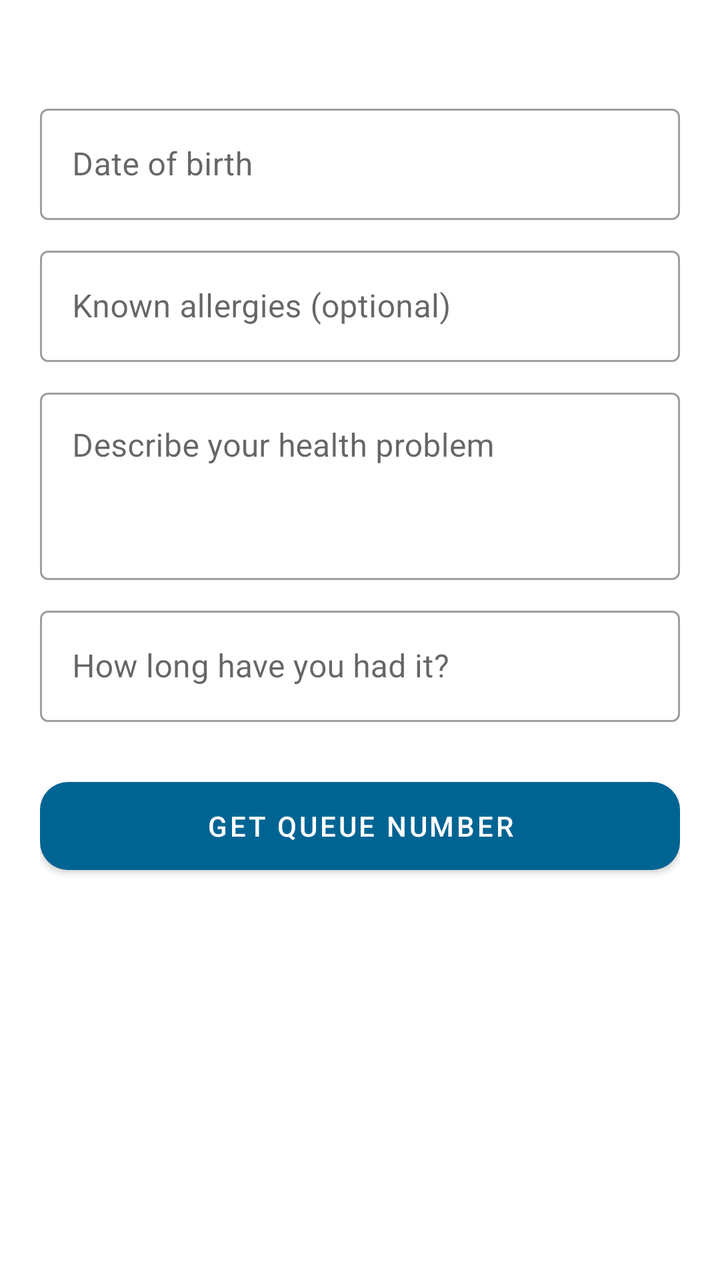
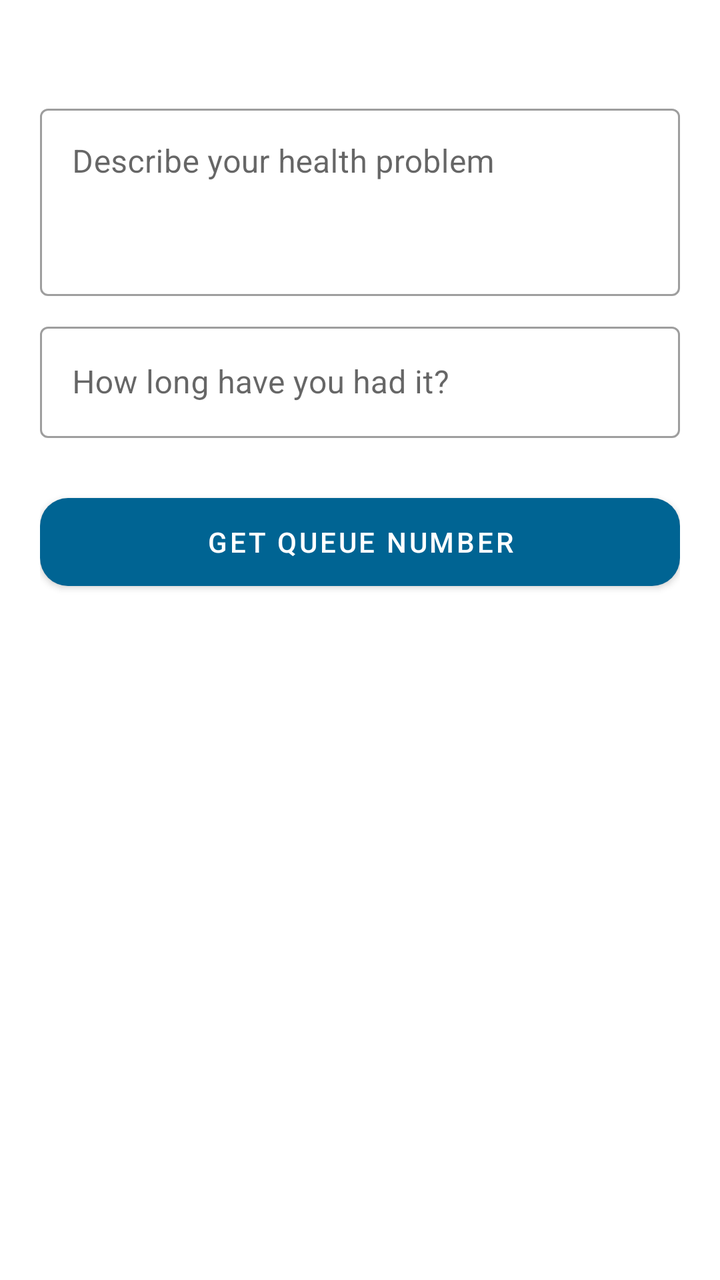

An Android layout rendered at two revisions. The XML below is the earlier revision; the diff shows what the commit changed to produce the second picture.
<!-- AndroidManifest.xml: application theme Theme.CliniQ -->
<!-- res/layout/activity_form.xml -->
<?xml version="1.0" encoding="utf-8"?>
<ScrollView xmlns:android="http://schemas.android.com/apk/res/android"
    android:layout_width="match_parent"
    android:layout_height="match_parent"
    android:fillViewport="true">

    <LinearLayout
        android:layout_width="match_parent"
        android:layout_height="wrap_content"
        android:orientation="vertical"
        android:padding="20dp">

        <TextView
            android:id="@+id/tvDoctor"
            android:layout_width="wrap_content"
            android:layout_height="wrap_content"
            android:textColor="@color/teal_dark"
            android:textStyle="bold" />

        <com.google.android.material.textfield.TextInputLayout
            style="@style/Field"
            android:hint="Date of birth">

            <com.google.android.material.textfield.TextInputEditText
                android:id="@+id/etDob"
                android:layout_width="match_parent"
                android:layout_height="wrap_content"
                android:clickable="true"
                android:cursorVisible="false"
                android:focusable="false"
                android:inputType="none" />
        </com.google.android.material.textfield.TextInputLayout>

        <com.google.android.material.textfield.TextInputLayout
            style="@style/Field"
            android:hint="Known allergies (optional)">

            <com.google.android.material.textfield.TextInputEditText
                android:id="@+id/etAllergies"
                android:layout_width="match_parent"
                android:layout_height="wrap_content"
                android:inputType="text" />
        </com.google.android.material.textfield.TextInputLayout>

        <com.google.android.material.textfield.TextInputLayout
            style="@style/Field"
            android:hint="Describe your health problem">

            <com.google.android.material.textfield.TextInputEditText
                android:id="@+id/etSymptoms"
                android:layout_width="match_parent"
                android:layout_height="wrap_content"
                android:gravity="top"
                android:inputType="textMultiLine"
                android:minLines="3" />
        </com.google.android.material.textfield.TextInputLayout>

        <com.google.android.material.textfield.TextInputLayout
            style="@style/Field"
            android:hint="How long have you had it?">

            <com.google.android.material.textfield.TextInputEditText
                android:id="@+id/etDuration"
                android:layout_width="match_parent"
                android:layout_height="wrap_content"
                android:inputType="text" />
        </com.google.android.material.textfield.TextInputLayout>

        <Button
            android:id="@+id/btnSubmit"
            style="@style/BigButton"
            android:layout_marginTop="24dp"
            android:text="Get queue number" />
    </LinearLayout>
</ScrollView>
<!-- resources referenced by this layout -->
<resources>
  <color name="teal_dark">#004B70</color>
  <style name="BigButton" parent="Widget.MaterialComponents.Button">
  
          <item name="android:layout_width">match_parent</item>
          <item name="android:layout_height">56dp</item>
          <item name="android:layout_marginTop">8dp</item>
          <item name="cornerRadius">14dp</item>
  
      </style>
  <style name="Field" parent="Widget.MaterialComponents.TextInputLayout.OutlinedBox">
  
          <item name="android:layout_width">match_parent</item>
          <item name="android:layout_height">wrap_content</item>
          <item name="android:layout_marginTop">10dp</item>
          <item name="cursorColor">@color/teal</item>
          <item name="cursorErrorColor">@color/teal</item>
  
      </style>
  <style name="Theme.CliniQ" parent="Theme.MaterialComponents.Light.DarkActionBar">
  
          <item name="colorPrimary">@color/teal</item>
          <item name="colorPrimaryVariant">@color/teal_dark</item>
          <item name="colorOnPrimary">@color/white</item>
  
          <item name="colorSecondary">@color/scrub_blue</item>
          <item name="colorOnSecondary">@color/white</item>
  
          
          <item name="colorControlActivated">@color/teal</item>
  
          
          <item name="android:windowBackground">@color/bg</item>
  
          
          <item name="actionBarStyle">@style/Widget.CliniQ.ActionBar</item>
          <item name="actionBarTheme">@style/ThemeOverlay.CliniQ.ActionBar</item>
  
          
          <item name="android:statusBarColor">@color/bg</item>
          <item name="android:windowLightStatusBar">true</item>
  
          
          <item name="android:navigationBarColor">@color/bg</item>
  
      </style>
  <color name="teal">#006493</color>
  <color name="white">#FFFFFF</color>
  <color name="scrub_blue">#006493</color>
  <color name="bg">#FFFFFF</color>
  <style name="Widget.CliniQ.ActionBar" parent="Widget.AppCompat.ActionBar.Solid">
  
          <item name="background">@color/white</item>
          <item name="elevation">2dp</item>
          <item name="titleTextStyle">@style/TextAppearance.CliniQ.ActionBarTitle</item>
  
      </style>
  <style name="ThemeOverlay.CliniQ.ActionBar" parent="ThemeOverlay.AppCompat.ActionBar">
  
          <item name="colorControlNormal">@color/teal</item>
  
      </style>
  <style name="TextAppearance.CliniQ.ActionBarTitle" parent="TextAppearance.AppCompat.Widget.ActionBar.Title">
  
          <item name="android:textColor">@color/dark_navy</item>
          <item name="android:textStyle">bold</item>
  
      </style>
  <color name="dark_navy">#17243A</color>
</resources>

<!-- the commit's change to res/layout/activity_form.xml (unified diff, before → after) -->
@@ -16,31 +16,6 @@
             android:layout_height="wrap_content"
             android:textColor="@color/teal_dark"
             android:textStyle="bold" />
-
-        <com.google.android.material.textfield.TextInputLayout
-            style="@style/Field"
-            android:hint="Date of birth">
-
-            <com.google.android.material.textfield.TextInputEditText
-                android:id="@+id/etDob"
-                android:layout_width="match_parent"
-                android:layout_height="wrap_content"
-                android:clickable="true"
-                android:cursorVisible="false"
-                android:focusable="false"
-                android:inputType="none" />
-        </com.google.android.material.textfield.TextInputLayout>
-
-        <com.google.android.material.textfield.TextInputLayout
-            style="@style/Field"
-            android:hint="Known allergies (optional)">
-
-            <com.google.android.material.textfield.TextInputEditText
-                android:id="@+id/etAllergies"
-                android:layout_width="match_parent"
-                android:layout_height="wrap_content"
-                android:inputType="text" />
-        </com.google.android.material.textfield.TextInputLayout>
 
         <com.google.android.material.textfield.TextInputLayout
             style="@style/Field"
